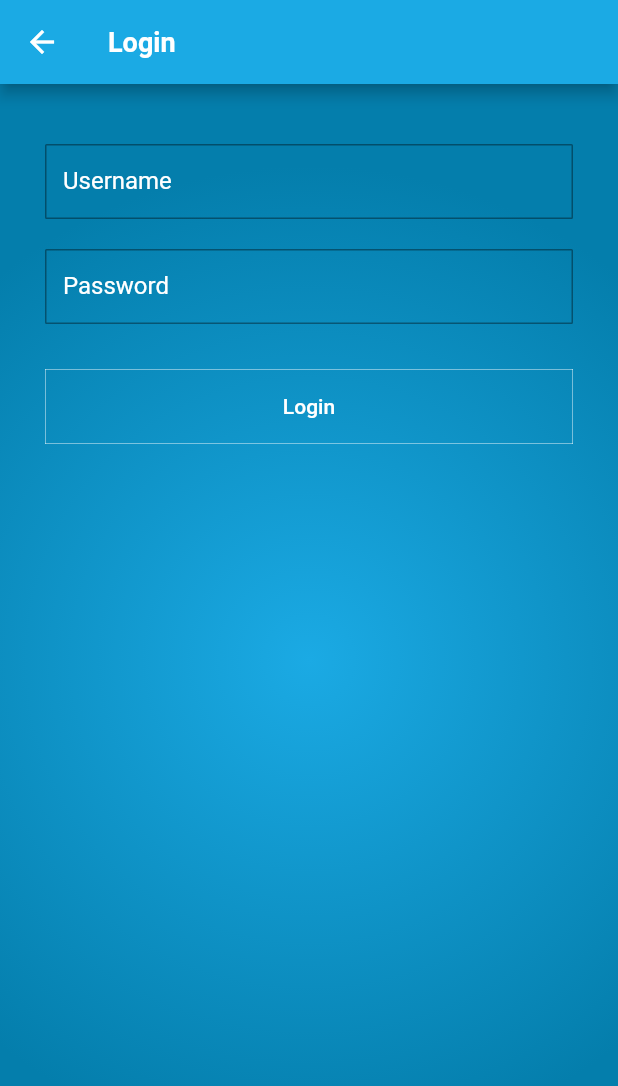
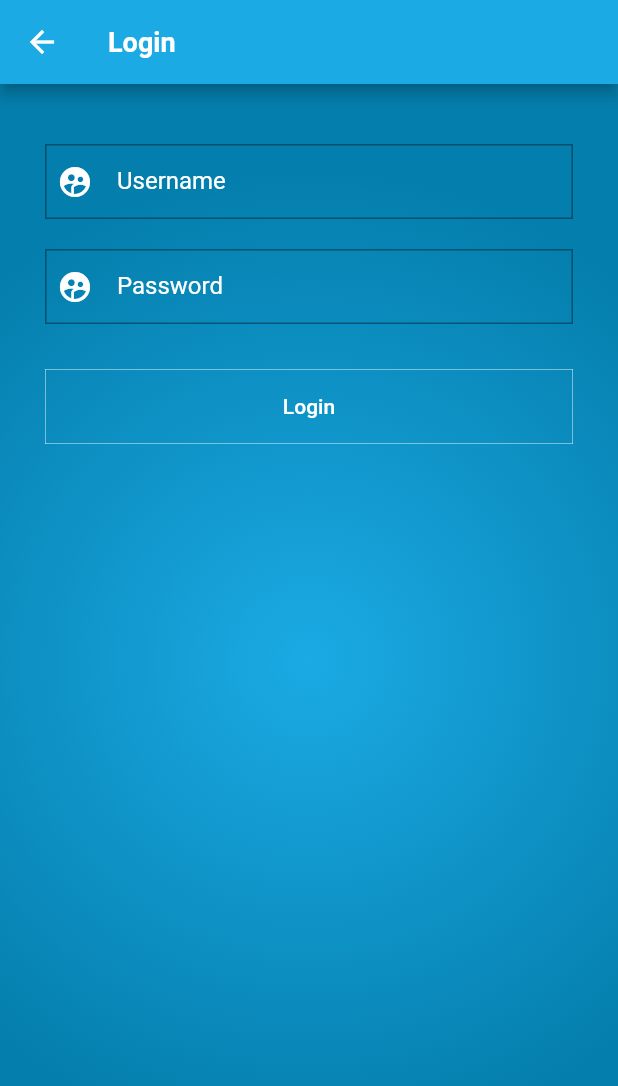
Before and after one commit to thomasbigger584/fanzactive, a Flutter app: the screen it shows after launch, after a tap on "Login", on a phone screen of 412 x 824 dp. Shown: the top 1086 px of the screen. Run offline on Flutter 3.47's test engine with Material 2 defaults, Android fonts, the phone set to English and light mode, and no system bars.

Commit message:
added some styling to the login textbox

```diff
--- a/lib/screens/ui/textbox/LoginTextBox.dart
+++ b/lib/screens/ui/textbox/LoginTextBox.dart
@@ -15,12 +15,21 @@ class LoginTextBox extends StatelessWidget {
     return new Container(
       height: 50.0,
       child: new TextFormField(
+        style: new TextStyle(color: colorWhite),
         decoration: new InputDecoration(
           labelText: hintText,
-          labelStyle: TextStyle(color: colorWhite),
+          labelStyle: new TextStyle(
+            color: colorWhite,
+          ),
+          prefixIcon: new Padding(
+            padding: const EdgeInsets.only(right: 8.0),
+            child: new Icon(
+              Icons.supervised_user_circle,
+              color: colorWhite,
+            ),
+          ),
           border: new OutlineInputBorder(
-            borderRadius: BorderRadius.circular(1.0),
-            borderSide: new BorderSide(color: colorWhite, width: 0.3),
+            borderRadius: BorderRadius.zero,
           ),
         ),
         obscureText: obscureText,
```
